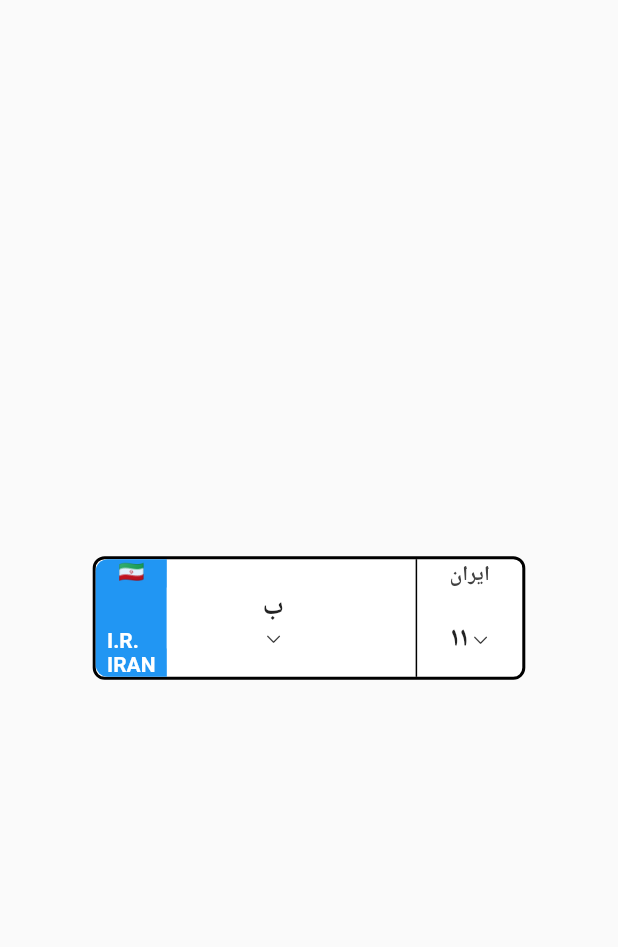
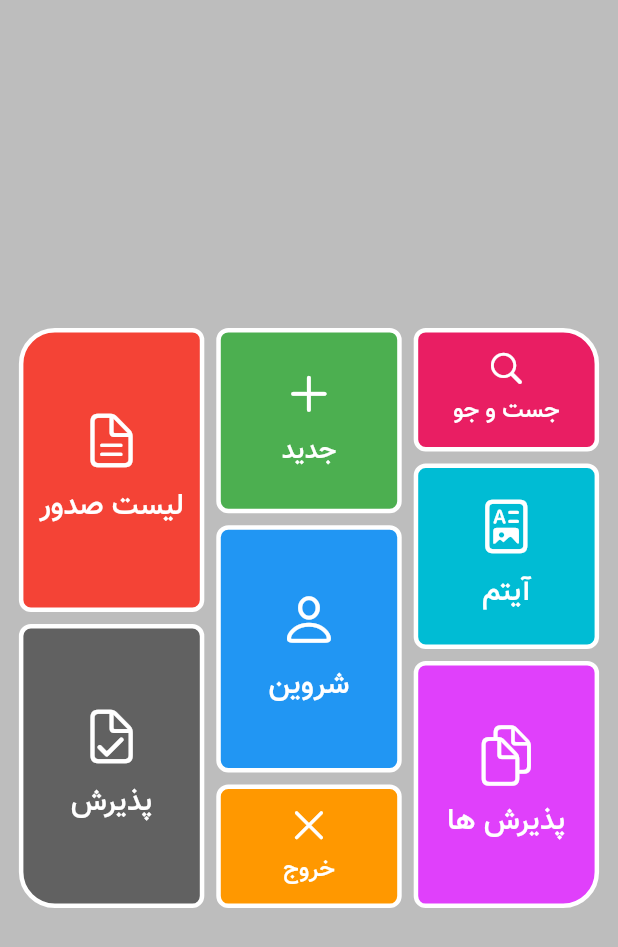
Before and after one commit to shervin-h/flutter_practice, a Flutter app: the screen it shows after launch, on a phone screen of 412 x 824 dp. Shown: the top 947 px of the screen. Run offline on Flutter 3.47's test engine with Material 2 defaults, Android fonts, the phone set to English and light mode, and no system bars; our stand-ins replace shared_preferences, sleek_circular_slider, sqflite, syncfusion_flutter_gauges; missing offline and left inert: flutter_signature_pad, platform_device_id; accounts and stored records are empty.

Commit message:
add vazir font - create menu screen ui

```diff
--- a/lib/main.dart
+++ b/lib/main.dart
@@ -1,4 +1,3 @@
-import 'package:flutter/cupertino.dart';
 import 'package:flutter/material.dart';
 import 'package:flutter/services.dart';
 import 'package:flutter_signature_pad/flutter_signature_pad.dart';
@@ -11,6 +10,7 @@ import 'package:practice/src/screens/angela_animation_screen.dart';
 import 'package:practice/src/screens/animation_screen.dart';
 import 'package:practice/src/screens/config_screen.dart';
 import 'package:practice/src/screens/home_screen.dart';
+import 'package:practice/src/screens/menu_screen.dart';
 
 
 
@@ -26,55 +26,16 @@ void main() {
 class MyApp extends StatelessWidget {
   const MyApp({Key? key}) : super(key: key);
 
-  // This widget is the root of your application.
   @override
   Widget build(BuildContext context) {
     return MaterialApp(
       title: 'Flutter Demo',
       debugShowCheckedModeBanner: false,
       theme: ThemeData(
+        fontFamily: 'Vazir',
         primarySwatch: Colors.blue,
       ),
-      home: const LicensePlate(),
+      home: const MenuScreen(),
     );
   }
 }
-
-class Home extends StatelessWidget {
-  const Home({Key? key}) : super(key: key);
-
-  @override
-  Widget build(BuildContext context) {
-    return Scaffold(
-      body: SafeArea(
-        child: Container(
-          padding: const EdgeInsets.all(8.0),
-          child: Column(
-            children: [
-              ElevatedButton(
-                onPressed: () {
-                  Navigator.of(context).push(
-                    CupertinoPageRoute(
-                      builder: (context) => const SignatureSample(),
-                    ),
-                  );
-                },
-                child: const Text('Go to signature screen'),
-              ),
-              ElevatedButton(
-                onPressed: () {
-                  Navigator.of(context).push(
-                    CupertinoPageRoute(
-                      builder: (context) => const CurveSliderScreen(),
-                    ),
-                  );
-                },
-                child: const Text('Go to curve slider screen')
-              ),
-            ],
-          ),
-        ),
-      ),
-    );
-  }
-}
--- /dev/null
+++ b/lib/src/screens/menu_screen.dart
@@ -0,0 +1,256 @@
+import 'package:flutter/cupertino.dart';
+import 'package:flutter/material.dart';
+
+class MenuScreen extends StatelessWidget {
+  const MenuScreen({Key? key}) : super(key: key);
+
+  @override
+  Widget build(BuildContext context) {
+    double screenWidth = MediaQuery.of(context).size.width;
+    return Scaffold(
+      backgroundColor: Colors.grey.shade400,
+      body: SafeArea(
+        child: Center(
+          child: Column(
+            mainAxisAlignment: MainAxisAlignment.center,
+            children: [
+              Row(
+                mainAxisAlignment: MainAxisAlignment.center,
+                crossAxisAlignment: CrossAxisAlignment.start,
+                children: [
+                  Column(
+                    children: [
+                      Container(
+                        width: screenWidth * 0.3,
+                        height: (screenWidth * 0.45) + 4,
+                        margin: const EdgeInsets.all(4),
+                        decoration: BoxDecoration(
+                          color: Colors.red,
+                          border: Border.all(
+                            color: Colors.white,
+                            width: 3,
+                          ),
+                          borderRadius: const BorderRadius.only(
+                            topLeft: Radius.circular(24),
+                            topRight: Radius.circular(8),
+                            bottomLeft: Radius.circular(8),
+                            bottomRight: Radius.circular(8),
+                          ),
+                        ),
+                        child: Column(
+                          mainAxisAlignment: MainAxisAlignment.center,
+                          children: [
+                            const Icon(CupertinoIcons.doc_text, color: Colors.white, size: 40,),
+                            const SizedBox(height: 8),
+                            Text('لیست صدور', style: menuTextStyle,),
+                          ],
+                        ),
+                      ),
+                      Container(
+                        width: screenWidth * 0.3,
+                        height: (screenWidth * 0.45) + 4,
+                        margin: const EdgeInsets.all(4),
+                        decoration: BoxDecoration(
+                          color: Colors.grey.shade700,
+                          border: Border.all(
+                            color: Colors.white,
+                            width: 3,
+                          ),
+                          borderRadius: const BorderRadius.only(
+                            topLeft: Radius.circular(8),
+                            topRight: Radius.circular(8),
+                            bottomLeft: Radius.circular(24),
+                            bottomRight: Radius.circular(8),
+                          ),
+                        ),
+                        child: Column(
+                          mainAxisAlignment: MainAxisAlignment.center,
+                          children: [
+                            const Icon(CupertinoIcons.doc_checkmark, color: Colors.white, size: 40,),
+                            const SizedBox(height: 8),
+                            Text('پذیرش', style: menuTextStyle,),
+                          ],
+                        ),
+                      )
+                    ],
+                  ),
+                  Column(
+                    children: [
+                      Container(
+                        width: screenWidth * 0.3,
+                        height: screenWidth * 0.3,
+                        margin: const EdgeInsets.only(top: 4, bottom: 4, left: 4, right: 4,),
+                        decoration: BoxDecoration(
+                          color: Colors.green,
+                          border: Border.all(
+                            color: Colors.white,
+                            width: 3,
+                          ),
+                          borderRadius: const BorderRadius.only(
+                            topLeft: Radius.circular(8),
+                            topRight: Radius.circular(8),
+                            bottomLeft: Radius.circular(8),
+                            bottomRight: Radius.circular(8),
+                          ),
+                        ),
+                        child: Column(
+                          mainAxisAlignment: MainAxisAlignment.center,
+                          children: [
+                            const Icon(CupertinoIcons.add, color: Colors.white, size: 34,),
+                            const SizedBox(height: 8),
+                            Text('جدید', style: menuTextStyle.copyWith(fontSize: 18),),
+                          ],
+                        ),
+                      ),
+                      Container(
+                        width: screenWidth * 0.3,
+                        height: screenWidth * 0.4,
+                        margin: const EdgeInsets.only(top: 4, bottom: 4, left: 4, right: 4,),
+                        decoration: BoxDecoration(
+                          color: Colors.blue,
+                          border: Border.all(
+                            color: Colors.white,
+                            width: 3,
+                          ),
+                          borderRadius: const BorderRadius.only(
+                            topLeft: Radius.circular(8),
+                            topRight: Radius.circular(8),
+                            bottomLeft: Radius.circular(8),
+                            bottomRight: Radius.circular(8),
+                          ),
+                        ),
+                        child: Column(
+                          mainAxisAlignment: MainAxisAlignment.center,
+                          children: [
+                            const Icon(CupertinoIcons.person, color: Colors.white, size: 40,),
+                            const SizedBox(height: 8),
+                            Text('شروین', style: menuTextStyle,),
+                          ],
+                        ),
+                      ),
+                      Container(
+                        width: screenWidth * 0.3,
+                        height: screenWidth * 0.2,
+                        margin: const EdgeInsets.only(top: 4, bottom: 4, left: 4, right: 4,),
+                        decoration: BoxDecoration(
+                          color: Colors.orange,
+                          border: Border.all(
+                            color: Colors.white,
+                            width: 3,
+                          ),
+                          borderRadius: const BorderRadius.only(
+                            topLeft: Radius.circular(8),
+                            topRight: Radius.circular(8),
+                            bottomLeft: Radius.circular(8),
+                            bottomRight: Radius.circular(8),
+                          ),
+                        ),
+                        child: Column(
+                          mainAxisAlignment: MainAxisAlignment.center,
+                          children: [
+                            const Icon(CupertinoIcons.clear, color: Colors.white, size: 28,),
+                            const SizedBox(height: 4),
+                            Text('خروج', style: menuTextStyle.copyWith(fontSize: 16),),
+                          ],
+                        ),
+                      ),
+                    ],
+                  ),
+                  Column(
+                    children: [
+                      Container(
+                        width: screenWidth * 0.3,
+                        height: screenWidth * 0.2,
+                        margin: const EdgeInsets.all(4),
+                        decoration: BoxDecoration(
+                          color: Colors.pink,
+                          border: Border.all(
+                            color: Colors.white,
+                            width: 3,
+                          ),
+                          borderRadius: const BorderRadius.only(
+                            topLeft: Radius.circular(8),
+                            topRight: Radius.circular(24),
+                            bottomLeft: Radius.circular(8),
+                            bottomRight: Radius.circular(8),
+                          ),
+                        ),
+                        child: Column(
+                          mainAxisAlignment: MainAxisAlignment.center,
+                          children: [
+                            const Icon(CupertinoIcons.search, color: Colors.white, size: 26,),
+                            const SizedBox(height: 4),
+                            Text('جست و جو', style: menuTextStyle.copyWith(fontSize: 16),),
+                          ],
+                        ),
+                      ),
+                      Container(
+                        width: screenWidth * 0.3,
+                        height: screenWidth * 0.3,
+                        margin: const EdgeInsets.all(4),
+                        decoration: BoxDecoration(
+                          color: Colors.cyan,
+                          border: Border.all(
+                            color: Colors.white,
+                            width: 3,
+                          ),
+                          borderRadius: const BorderRadius.only(
+                            topLeft: Radius.circular(8),
+                            topRight: Radius.circular(8),
+                            bottomLeft: Radius.circular(8),
+                            bottomRight: Radius.circular(8),
+                          ),
+                        ),
+                        child: Column(
+                          mainAxisAlignment: MainAxisAlignment.center,
+                          children: [
+                            const Icon(CupertinoIcons.doc_richtext, color: Colors.white, size: 40,),
+                            const SizedBox(height: 8),
+                            Text('آیتم', style: menuTextStyle,),
+                          ],
+                        ),
+                      ),
+                      Container(
+                        width: screenWidth * 0.3,
+                        height: screenWidth * 0.4,
+                        margin: const EdgeInsets.all(4),
+                        decoration: BoxDecoration(
+                          color: Colors.purpleAccent,
+                          border: Border.all(
+                            color: Colors.white,
+                            width: 3,
+                          ),
+                          borderRadius: const BorderRadius.only(
+                            topLeft: Radius.circular(8),
+                            topRight: Radius.circular(8),
+                            bottomLeft: Radius.circular(8),
+                            bottomRight: Radius.circular(24),
+                          ),
+                        ),
+                        child: Column(
+                          mainAxisAlignment: MainAxisAlignment.center,
+                          children: [
+                            const Icon(CupertinoIcons.doc_on_doc, color: Colors.white, size: 40,),
+                            const SizedBox(height: 8),
+                            Text('پذیرش ها', style: menuTextStyle,),
+                          ],
+                        ),
+                      ),
+                    ],
+                  ),
+                ],
+              ),
+
+            ],
+          ),
+        ),
+      ),
+    );
+  }
+}
+
+TextStyle menuTextStyle = const TextStyle(
+  color: Colors.white,
+  fontWeight: FontWeight.w500,
+  fontSize: 20,
+);
```
Also changed, not shown: pubspec.yaml (+8 -8 lines), assets/fonts/Vazir-Medium.ttf (added), assets/fonts/Vazir.ttf (added).
